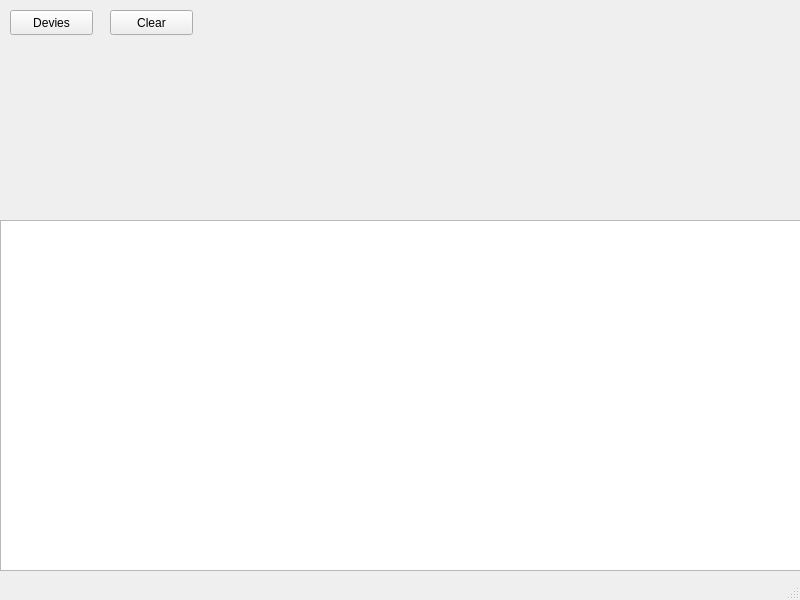
The window that adbapp.ui (Systemad/QtAdb) describes before a commit, drawn with Qt 5.
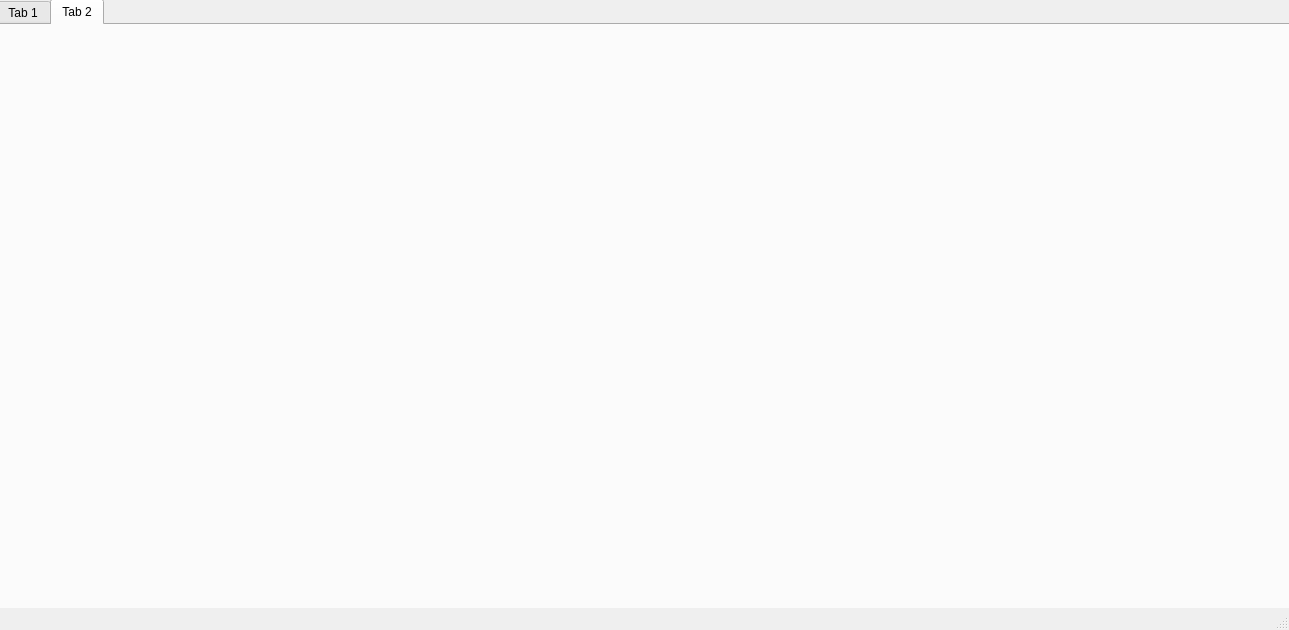
The same window after the commit.

The edit to the form file:
```diff
--- a/adbapp.ui
+++ b/adbapp.ui
@@ -6,60 +6,37 @@
    <rect>
     <x>0</x>
     <y>0</y>
-    <width>800</width>
-    <height>600</height>
+    <width>1289</width>
+    <height>630</height>
    </rect>
   </property>
   <property name="windowTitle">
    <string>AdbApp</string>
   </property>
   <widget class="QWidget" name="centralwidget">
-   <widget class="QPushButton" name="devicesButton">
+   <widget class="QTabWidget" name="tabWidget">
     <property name="geometry">
      <rect>
-      <x>10</x>
-      <y>10</y>
-      <width>83</width>
-      <height>25</height>
+      <x>-4</x>
+      <y>-1</y>
+      <width>1301</width>
+      <height>641</height>
      </rect>
     </property>
-    <property name="text">
-     <string>Devies</string>
+    <property name="currentIndex">
+     <number>1</number>
     </property>
+    <widget class="QWidget" name="adbTab">
+     <attribute name="title">
+      <string>Tab 1</string>
+     </attribute>
+    </widget>
+    <widget class="QWidget" name="fastbootTab">
+     <attribute name="title">
+      <string>Tab 2</string>
+     </attribute>
+    </widget>
    </widget>
-   <widget class="QTextBrowser" name="adbOutput">
-    <property name="geometry">
-     <rect>
-      <x>0</x>
-      <y>220</y>
-      <width>801</width>
-      <height>351</height>
-     </rect>
-    </property>
-   </widget>
-   <widget class="QPushButton" name="clearButton">
-    <property name="geometry">
-     <rect>
-      <x>110</x>
-      <y>10</y>
-      <width>83</width>
-      <height>25</height>
-     </rect>
-    </property>
-    <property name="text">
-     <string>Clear</string>
-    </property>
-   </widget>
-  </widget>
-  <widget class="QMenuBar" name="menubar">
-   <property name="geometry">
-    <rect>
-     <x>0</x>
-     <y>0</y>
-     <width>800</width>
-     <height>22</height>
-    </rect>
-   </property>
   </widget>
   <widget class="QStatusBar" name="statusbar"/>
  </widget>
```
